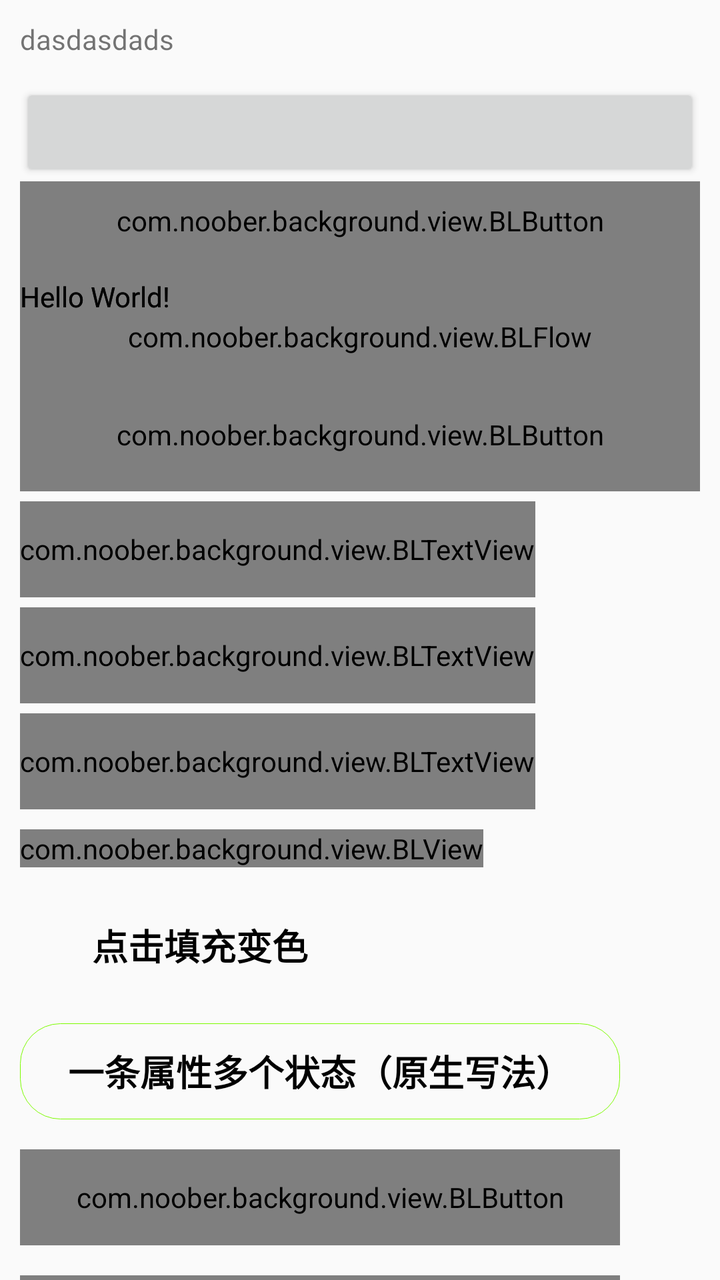
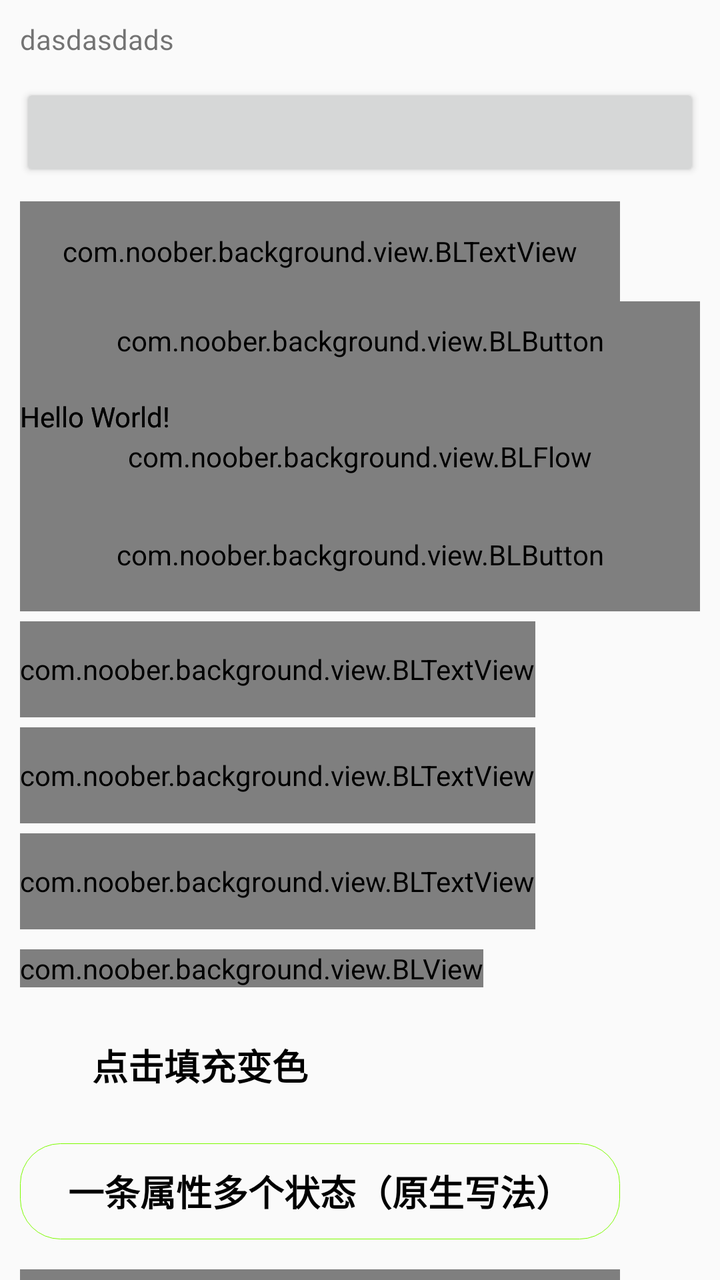

The first picture is an Android layout as it rendered before a commit; the second is the same layout after the commit. The layout source and the unified diff follow.
<!-- AndroidManifest.xml: application theme AppTheme -->
<!-- res/layout/activity_main.xml -->
<?xml version="1.0" encoding="utf-8"?>
<android.support.v4.widget.NestedScrollView xmlns:android="http://schemas.android.com/apk/res/android"
    xmlns:app="http://schemas.android.com/apk/res-auto"
    xmlns:tools="http://schemas.android.com/tools"
    android:layout_width="match_parent"
    android:layout_height="match_parent">

    <LinearLayout
        android:layout_width="match_parent"
        android:layout_height="match_parent"
        android:orientation="vertical"
        android:padding="10dp"
        tools:context=".MainActivity"
        tools:ignore="MissingPrefix">

        <TextView
            android:layout_width="wrap_content"
            android:layout_height="wrap_content"
            android:text="dasdasdads"
            app:bl_text_gradient_endColor="@android:color/holo_green_dark"
            app:bl_text_gradient_orientation="horizontal"
            app:bl_text_gradient_startColor="@color/colorAccent" />


        <Button
            android:id="@+id/btnConsole"
            android:layout_width="match_parent"
            android:layout_height="49dp"
            android:layout_marginTop="12.5dp"
            android:padding="0dp"
            android:textColor="@android:color/black"
            android:textSize="16sp"
            android:textStyle="bold"
            app:bl_corners_radius="10dp"
            app:bl_gradient_angle="45"
            app:bl_gradient_endColor="#00E0D3"
            app:bl_gradient_startColor="#0093C3"
            app:bl_gradient_type="linear" />

        <com.noober.background.view.BLButton
            style="?android:attr/borderlessButtonStyle"
            android:layout_width="match_parent"
            android:layout_height="wrap_content"
            android:text="点击事件支持渐变"
            android:textColor="@android:color/white"
            app:bl_corners_radius="4dp"
            app:bl_pressed_gradient_centerColor="@android:color/holo_green_dark"
            app:bl_pressed_gradient_endColor="@android:color/holo_red_dark"
            app:bl_pressed_gradient_startColor="@android:color/black"
            app:bl_unPressed_gradient_centerColor="@android:color/darker_gray"
            app:bl_unPressed_gradient_endColor="@android:color/holo_blue_light"
            app:bl_unPressed_gradient_startColor="@android:color/white" />

        <android.support.constraint.ConstraintLayout
            android:layout_width="match_parent"
            android:layout_height="match_parent"
            tools:ignore="MissingConstraints">

            <com.noober.background.view.BLFlow
                android:layout_width="0dp"
                android:layout_height="wrap_content"
                android:padding="20.0dp"
                app:bl_corners_radius="4dp"
                app:bl_padding_bottom="5dp"
                app:bl_padding_left="15dp"
                app:bl_padding_right="5dp"
                app:bl_padding_top="15dp"
                app:bl_solid_color="#E3B666"
                app:bl_stroke_color="#8c6822"
                app:bl_stroke_dashGap="5dp"
                app:bl_stroke_dashWidth="10dp"
                app:bl_stroke_width="2dp"
                app:constraint_referenced_ids="tv1,tv2,tv3,tv4,tv5"
                app:flow_horizontalGap="20.0dp"
                app:flow_verticalGap="20.0dp"
                app:flow_wrapMode="aligned"
                app:layout_constraintEnd_toEndOf="parent"
                app:layout_constraintStart_toStartOf="parent"
                app:layout_constraintTop_toTopOf="parent" />


            <TextView
                android:id="@+id/tv1"
                android:layout_width="wrap_content"
                android:layout_height="wrap_content"
                android:text="Hello World!" />

            <TextView
                android:id="@+id/tv4"
                android:layout_width="wrap_content"
                android:layout_height="wrap_content"
                android:text="Hello World!" />

            <TextView
                android:id="@+id/tv2"
                android:layout_width="wrap_content"
                android:layout_height="wrap_content"
                android:text="Hello World!" />

            <TextView
                android:id="@+id/tv3"
                android:layout_width="wrap_content"
                android:layout_height="wrap_content"
                android:text="Hello World!" />

            <TextView
                android:id="@+id/tv5"
                android:layout_width="wrap_content"
                android:layout_height="wrap_content"
                android:text="Hello World!" />


        </android.support.constraint.ConstraintLayout>

        <com.noober.background.view.BLButton
            android:id="@+id/btn_login"
            style="?android:attr/borderlessButtonStyle"
            android:layout_width="match_parent"
            android:layout_height="wrap_content"
            android:text="登录"
            android:textColor="@android:color/white"
            app:bl_corners_radius="4dp"
            app:bl_pressed_solid_color="@color/colorAccent"
            app:bl_unPressed_solid_color="@color/colorPrimaryDark" />

        <com.noober.background.view.BLTextView
            android:layout_width="wrap_content"
            android:layout_height="48dp"
            android:layout_marginTop="5dp"
            android:background="@null"
            android:gravity="center"
            android:text="指定只显示左右下方的边框"
            android:textSize="20sp"
            app:bl_solid_color="@android:color/white"
            app:bl_stroke_color="@android:color/black"
            app:bl_stroke_position="left|bottom|right"
            app:bl_stroke_width="1dp" />


        <com.noober.background.view.BLTextView
            android:layout_width="wrap_content"
            android:layout_height="48dp"
            android:layout_marginTop="5dp"
            android:background="@null"
            android:clickable="true"
            android:gravity="center"
            android:text="指定只显示左右下方的边框22222"
            android:textSize="20sp"
            app:bl_pressed_stroke_color="@android:color/holo_red_dark"
            app:bl_stroke_position="left|bottom|right"
            app:bl_stroke_width="1dp"
            app:bl_unPressed_stroke_color="@android:color/black" />


        <com.noober.background.view.BLTextView
            android:id="@+id/ttt"
            android:layout_width="wrap_content"
            android:layout_height="48dp"
            android:layout_marginTop="5dp"
            android:gravity="center"
            android:text="虚线圆角边框以及填充"
            android:textColor="#8c6822"
            android:textSize="20sp"
            app:bl_corners_radius="4dp"
            app:bl_padding_bottom="5dp"
            app:bl_padding_left="15dp"
            app:bl_padding_right="5dp"
            app:bl_padding_top="15dp"
            app:bl_solid_color="#E3B666"
            app:bl_stroke_color="#8c6822"
            app:bl_stroke_dashGap="5dp"
            app:bl_stroke_dashWidth="10dp"
            app:bl_stroke_width="2dp" />

        <com.noober.background.view.BLView
            android:id="@+id/v_anim"
            android:layout_width="wrap_content"
            android:layout_height="wrap_content"
            android:layout_marginTop="10dp"
            app:bl_anim_auto_start="true"
            app:bl_duration="50"
            app:bl_frame_drawable_item0="@drawable/img00"
            app:bl_frame_drawable_item1="@drawable/img01"
            app:bl_frame_drawable_item10="@drawable/img10"
            app:bl_frame_drawable_item11="@drawable/img11"
            app:bl_frame_drawable_item12="@drawable/img12"
            app:bl_frame_drawable_item13="@drawable/img13"
            app:bl_frame_drawable_item14="@drawable/img14"
            app:bl_frame_drawable_item2="@drawable/img02"
            app:bl_frame_drawable_item3="@drawable/img03"
            app:bl_frame_drawable_item4="@drawable/img04"
            app:bl_frame_drawable_item5="@drawable/img05"
            app:bl_frame_drawable_item6="@drawable/img06"
            app:bl_frame_drawable_item7="@drawable/img07"
            app:bl_frame_drawable_item8="@drawable/img08"
            app:bl_frame_drawable_item9="@drawable/img09"
            app:bl_oneshot="false" />

        <TextView
            android:id="@+id/cobbAngle"
            android:layout_width="180dp"
            android:layout_height="48dp"
            android:layout_marginTop="15dp"
            android:gravity="center"
            android:text="点击填充变色"
            android:textColor="@android:color/black"
            android:textSize="18dp"
            android:textStyle="bold"
            app:bl_corners_radius="4dp"
            app:bl_pressed_drawable="@android:color/darker_gray"
            app:bl_stroke_color="@android:color/black"
            app:bl_stroke_width="0.51dp"
            app:bl_unPressed_drawable="#00FFFFFF" />

        <EditText
            android:layout_width="300dp"
            android:layout_height="48dp"
            android:layout_marginTop="15dp"
            android:background="@drawable/test_sel1"
            android:clickable="true"
            android:gravity="center"
            android:text="一条属性多个状态（原生写法）"
            android:textColor="@android:color/black"
            android:textSize="18dp"
            android:textStyle="bold" />

        <com.noober.background.view.BLButton
            android:layout_width="300dp"
            android:layout_height="48dp"
            android:layout_marginTop="15dp"
            android:clickable="true"
            android:enabled="true"
            android:gravity="center"
            android:padding="0dp"
            android:text="一条属性多个状态（非原生写法）"
            android:textColor="@android:color/black"
            android:textSize="18dp"
            android:textStyle="bold"
            app:bl_corners_radius="3dp"
            app:bl_multi_selector1="-state_enabled,#9DD1F6"
            app:bl_multi_selector2="state_pressed,#9DD1F6"
            app:bl_multi_selector3="-state_pressed,#1B82D1"
            app:bl_shape="rectangle"
            app:bl_stroke_width="1dp" />

        <com.noober.background.view.BLButton
            android:layout_width="300dp"
            android:layout_height="48dp"
            android:layout_marginTop="15dp"
            android:enabled="true"
            android:gravity="center"
            android:padding="0dp"
            android:text="一条属性多个状态（非原生写法2）"
            android:textColor="@android:color/black"
            android:textSize="18dp"
            android:textStyle="bold"
            app:bl_corners_radius="3dp"
            app:bl_pressed_drawable="#9DD1F6"
            app:bl_shape="rectangle"
            app:bl_stroke_width="1dp"
            app:bl_unEnabled_drawable="#9DD1F6"
            app:bl_unPressed_drawable="#1B82D1" />

        <com.noober.background.view.BLButton
            android:layout_width="300dp"
            android:layout_height="48dp"
            android:layout_marginTop="15dp"
            android:background="@drawable/downbtn_blue"
            android:clickable="true"
            android:gravity="center"
            android:padding="0dp"
            android:text="一条属性多个状态（原生写法）"
            android:textColor="@android:color/black"
            android:textSize="18dp"
            android:textStyle="bold" />

        <TextView
            android:layout_width="180dp"
            android:layout_height="48dp"
            android:layout_marginTop="15dp"
            android:clickable="true"
            android:gravity="center"
            android:text="点击边框变色"
            android:textColor="@android:color/black"
            android:textSize="18dp"
            android:textStyle="bold"
            app:bl_pressed_solid_color="#FFDEAD"
            app:bl_pressed_stroke_color="#C6E2FF"
            app:bl_stroke_width="1dp"
            app:bl_unPressed_solid_color="#E9967A"
            app:bl_unPressed_stroke_color="#98FB98" />

        <TextView
            android:layout_width="wrap_content"
            android:layout_height="wrap_content"
            android:text="直接添加自定义属性，设置背景shape："
            android:textSize="15sp" />

        <TextView
            style="@style/test"
            android:layout_width="130dp"
            android:layout_height="48dp"
            android:clickable="true"
            android:elevation="12dp"
            android:gravity="center"
            android:text="TextView"
            android:textColor="#8c6822"
            android:textSize="20sp" />

        <Button
            android:id="@+id/btn"
            android:layout_width="320dp"
            android:layout_height="48dp"
            android:layout_marginTop="5dp"
            android:background="@null"
            android:clickable="true"
            android:gravity="center"
            android:padding="0dp"
            android:text="通过bl_function属性跳转到列表"
            android:textColor="#4F94CD"
            android:textSize="20sp"
            app:bl_corners_radius="20dp"
            app:bl_function="jumpToList"
            app:bl_gradient_angle="0"
            app:bl_gradient_endColor="#4F94CD"
            app:bl_gradient_startColor="#63B8FF"
            app:bl_shape="rectangle" />

        <Button
            android:layout_width="300dp"
            android:layout_height="50dp"
            android:layout_marginTop="5dp"
            android:gravity="center"
            android:padding="0dp"
            android:text="确认"
            android:textColor="@android:color/white"
            android:textSize="20sp"
            app:bl_corners_radius="20dp"
            app:bl_gradient_angle="0"
            app:bl_gradient_centerColor="#CD4F39"
            app:bl_gradient_endColor="#CD2626"
            app:bl_gradient_startColor="#CD5B45"
            app:bl_shape="rectangle" />

        <TextView
            android:layout_width="130dp"
            android:layout_height="48dp"
            android:layout_marginTop="5dp"
            android:gravity="center"
            android:text="TextView"
            android:textColor="#8c6822"
            android:textSize="20sp"
            app:bl_corners_radius="4dp"
            app:bl_solid_color="#E3B666"
            app:bl_stroke_color="#8c6822"
            app:bl_stroke_dashGap="5dp"
            app:bl_stroke_dashWidth="10dp"
            app:bl_stroke_width="2dp" />

        <Button
            android:layout_width="300dp"
            android:layout_height="50dp"
            android:layout_marginTop="5dp"
            android:gravity="center"
            android:padding="0dp"
            android:text="有点击反馈的按钮"
            android:textColor="@android:color/white"
            android:textSize="20sp"
            app:bl_corners_radius="20dp"
            app:bl_pressed_color="#7CCD7C"
            app:bl_shape="rectangle"
            app:bl_unpressed_color="#7CFC00" />

        <View
            android:layout_width="50dp"
            android:layout_height="50dp"
            android:layout_marginTop="5dp"
            app:bl_shape="oval"
            app:bl_solid_color="#E3B666"
            app:bl_stroke_color="#8c6822"
            app:bl_stroke_dashGap="5dp"
            app:bl_stroke_dashWidth="10dp"
            app:bl_stroke_width="2dp" />


        
        
        
        
        
        
        
        
        
        
        
        
        
        
        
        
        
        
        
        
        
        
        
        
        
        
        
        
        

        <com.noober.background.view.BLRadioGroup
            android:layout_width="match_parent"
            android:layout_height="wrap_content"
            android:layout_marginTop="5dp"
            android:orientation="horizontal">

            <com.noober.background.view.BLRadioButton
                android:layout_width="wrap_content"
                android:layout_height="wrap_content"
                android:checked="false"
                android:text="按钮1"
                app:bl_checked_button_drawable="@mipmap/rg_select"
                app:bl_corners_radius="10dp"
                app:bl_unChecked_button_drawable="@mipmap/rg_unselect" />

            <com.noober.background.view.BLRadioButton
                android:layout_width="wrap_content"
                android:layout_height="wrap_content"
                android:text="按钮2"
                app:bl_checked_button_drawable="@mipmap/rg_select"
                app:bl_corners_radius="10dp"
                app:bl_unChecked_button_drawable="@mipmap/rg_unselect" />
        </com.noober.background.view.BLRadioGroup>

        <RadioGroup
            android:layout_width="match_parent"
            android:layout_height="wrap_content"
            android:layout_marginTop="5dp"
            android:orientation="horizontal">

            <RadioButton
                android:layout_width="wrap_content"
                android:layout_height="wrap_content"
                android:button="@null"
                android:text="按钮1"
                android:textSize="15sp"
                app:bl_checked_drawable="@drawable/shape_gender_green"
                app:bl_unChecked_drawable="@drawable/shape_gender_red" />

            <RadioButton
                android:layout_width="wrap_content"
                android:layout_height="wrap_content"
                android:layout_marginLeft="10dp"
                android:button="@null"
                android:text="按钮2"
                android:textSize="15sp"
                app:bl_checked_drawable="@drawable/shape_gender_green"
                app:bl_unChecked_drawable="@drawable/shape_gender_red" />
        </RadioGroup>


        <CheckBox
            android:id="@+id/cb_like_test"
            android:layout_width="wrap_content"
            android:layout_height="wrap_content"
            android:text="dasdas"
            app:bl_checked_button_drawable="@mipmap/rg_select"
            app:bl_unChecked_button_drawable="@mipmap/rg_unselect" />


        <Button
            android:id="@+id/btn1"
            android:layout_width="300dp"
            android:layout_height="50dp"
            android:layout_marginTop="5dp"
            android:background="@null"
            android:gravity="center"
            android:padding="0dp"
            android:text="有波纹触摸反馈的按钮(边框点击会变色)"
            android:textColor="@android:color/white"
            android:textSize="20sp"
            app:bl_corners_radius="20dp"
            app:bl_pressed_stroke_color="#000000"
            app:bl_ripple_color="#71C671"
            app:bl_ripple_enable="true"
            app:bl_solid_color="#7CFC00"
            app:bl_stroke_width="2dp"
            app:bl_unPressed_stroke_color="@android:color/holo_red_dark" />

        <TextView
            android:layout_width="wrap_content"
            android:layout_height="wrap_content"
            android:layout_marginTop="5dp"
            android:text="selector 用法："
            android:textSize="15sp" />

        <TextView
            android:layout_width="20dp"
            android:layout_height="20dp"
            android:layout_marginTop="5dp"
            app:bl_pressed_drawable="@drawable/circle_like_pressed"
            app:bl_unPressed_drawable="@drawable/circle_like_normal" />


        <Button
            android:id="@+id/btn_like"
            android:layout_width="wrap_content"
            android:layout_height="wrap_content"
            android:layout_marginTop="5dp"
            android:background="@null"
            android:text="点赞+1"
            app:bl_position="left"
            app:bl_pressed_drawable="@drawable/circle_like_pressed"
            app:bl_unPressed_drawable="@drawable/circle_like_normal" />

        <Button
            android:id="@+id/btn_like2"
            android:layout_width="wrap_content"
            android:layout_height="wrap_content"
            android:layout_marginTop="5dp"
            android:background="@null"
            android:text="未点赞"
            app:bl_position="left"
            app:bl_selected_drawable="@drawable/circle_like_pressed"
            app:bl_selected_textColor="#fbdc4a"
            app:bl_unSelected_drawable="@drawable/circle_like_normal"
            app:bl_unSelected_textColor="@android:color/black" />


        <Button
            android:layout_width="300dp"
            android:layout_height="50dp"
            android:layout_marginTop="5dp"
            android:gravity="center"
            android:padding="0dp"
            android:text="有波纹触摸反馈的按钮"
            android:textColor="@android:color/white"
            android:textSize="20sp"
            app:bl_corners_radius="20dp"
            app:bl_pressed_drawable="#71C671"
            app:bl_ripple_color="#71C671"
            app:bl_ripple_enable="true"
            app:bl_stroke_color="#8c6822"
            app:bl_stroke_width="2dp"
            app:bl_unPressed_drawable="#7CFC00" />

        <Button
            android:layout_width="300dp"
            android:layout_height="50dp"
            android:layout_marginTop="5dp"
            android:gravity="center"
            android:padding="0dp"
            android:text="点击文字变色"
            app:bl_pressed_textColor="#919DAF"
            app:bl_unPressed_textColor="@android:color/holo_red_dark" />

        <Button
            android:id="@+id/btn_setEnable"
            android:layout_width="300dp"
            android:layout_height="50dp"
            android:layout_marginTop="5dp"
            android:gravity="center"
            android:padding="0dp"
            android:text="设置下面文字enable状态"
            android:textColor="@android:color/black" />

        <com.noober.background.view.BLTextView
            android:id="@+id/tv_multi"
            android:layout_width="wrap_content"
            android:layout_height="48dp"
            android:layout_marginTop="15dp"
            android:clickable="true"
            android:focusable="true"
            android:gravity="center"
            android:padding="0dp"
            android:text="textView一条属性多个状态：enable=true"
            android:textSize="18dp"
            android:textStyle="bold"
            app:bl_multi_text_selector1="state_pressed,state_enabled,#EE0000"
            app:bl_multi_text_selector2="-state_pressed,-state_enabled,#ff000000"
            app:bl_multi_text_selector3="-state_pressed,state_enabled,#DDA0DD" />

        <TextView
            android:layout_width="wrap_content"
            android:layout_height="wrap_content"
            android:text="下面是通过代码设置背景：" />

        <TextView
            android:id="@+id/tvTest1"
            android:layout_width="130dp"
            android:layout_height="48dp"
            android:gravity="center"
            android:text="点击文字变色"
            android:textSize="20sp" />

        <TextView
            android:id="@+id/btnTest2"
            android:layout_width="130dp"
            android:layout_height="48dp"
            android:layout_marginTop="5dp"
            android:clickable="true"
            android:focusable="true"
            android:gravity="center"
            android:padding="0dp"
            android:text="背景"
            android:textColor="#4F94CD"
            android:textSize="20sp"
            app:bl_corners_radius="5dp"
            app:bl_pressed_solid_color="@color/colorAccent"
            app:bl_unPressed_solid_color="@color/colorPrimaryDark" />

        <Button
            android:id="@+id/btnTest3"
            android:layout_width="300dp"
            android:layout_height="50dp"
            android:layout_marginTop="5dp"
            android:gravity="center"
            android:padding="0dp"
            android:text="确认"
            android:textColor="@android:color/white"
            android:textSize="20sp" />


        <TextView
            android:id="@+id/tvTest4"
            android:layout_width="20dp"
            android:layout_height="20dp"
            android:layout_marginTop="5dp" />

        <FrameLayout
            android:id="@+id/fl_content"
            android:layout_width="match_parent"
            android:layout_height="match_parent"
            android:layout_marginTop="5dp">

        </FrameLayout>

        
        
        
        
        
    </LinearLayout>
</android.support.v4.widget.NestedScrollView>
<!-- resources referenced by this layout -->
<resources>
  <color name="colorAccent">#FF4081</color>
  <color name="colorPrimaryDark">#303F9F</color>
  <!-- drawable shape_gender_green (drawable) -->
  <?xml version="1.0" encoding="utf-8"?>
  <shape xmlns:android="http://schemas.android.com/apk/res/android">
  
      <corners android:radius="2dp" />
      <stroke
          android:width="1dp"
          android:color="@android:color/holo_green_dark" />
      <solid android:color="@android:color/holo_green_dark" />
  </shape>
  <!-- drawable shape_gender_red (drawable) -->
  <?xml version="1.0" encoding="utf-8"?>
  <shape xmlns:android="http://schemas.android.com/apk/res/android">
  
      <corners android:radius="2dp" />
      <stroke
          android:width="1dp"
          android:color="@android:color/holo_red_light" />
      <solid android:color="@android:color/holo_red_light" />
  </shape>
  <!-- drawable test_sel1 (drawable) -->
  <?xml version="1.0" encoding="utf-8"?>
  <selector xmlns:android="http://schemas.android.com/apk/res/android">
      <item android:state_pressed="true" android:state_focused="true"
          android:drawable="@drawable/test_bg_sel" /> 
      <item android:state_pressed="false" android:state_focused="false"
          android:drawable="@drawable/test_bg_sel2" /> 
  </selector>
  <style name="test">
          <item name="bl_corners_radius">20dp</item>
          <item name="bl_gradient_angle">270</item>
          <item name="bl_gradient_startColor">@android:color/holo_blue_bright</item>
          <item name="bl_gradient_endColor">@android:color/holo_blue_dark</item>
          <item name="bl_ripple_enable">true</item>
          <item name="bl_ripple_color">@android:color/holo_blue_light</item>
      </style>
  <style name="AppTheme" parent="Theme.AppCompat.Light.DarkActionBar">
          
          <item name="colorPrimary">@color/colorPrimary</item>
          <item name="colorPrimaryDark">@color/colorPrimaryDark</item>
          <item name="colorAccent">@color/colorAccent</item>
      </style>
  <!-- drawable test_bg_sel (drawable) -->
  <?xml version="1.0" encoding="utf-8"?>
  <shape xmlns:android="http://schemas.android.com/apk/res/android">
      <corners android:radius="20dp"/>
      <stroke android:color="#F0F0F0" android:width="0.1px"/>
  </shape>
  <!-- drawable test_bg_sel2 (drawable) -->
  <?xml version="1.0" encoding="utf-8"?>
  <shape xmlns:android="http://schemas.android.com/apk/res/android">
      <corners android:radius="20dp"/>
      <stroke android:color="#7CFC00" android:width="0.1px"/>
  </shape>
  <color name="colorPrimary">#3F51B5</color>
  <!-- unchanged entries left out for length: 20 -->
</resources>

<!-- the commit's change to res/layout/activity_main.xml (unified diff, before → after) -->
@@ -36,6 +36,21 @@
             app:bl_gradient_endColor="#00E0D3"
             app:bl_gradient_startColor="#0093C3"
             app:bl_gradient_type="linear" />
+
+        <com.noober.background.view.BLTextView
+            android:layout_width="300dp"
+            android:layout_height="50dp"
+            android:layout_marginTop="10dp"
+            android:gravity="center"
+            android:text="渐变描边（stroke gradient）"
+            android:textColor="#409EFF"
+            android:textSize="16sp"
+            app:bl_corners_radius="20dp"
+            app:bl_solid_color="#FFFFFF"
+            app:bl_stroke_gradient_angle="45"
+            app:bl_stroke_gradient_endColor="#409EFF"
+            app:bl_stroke_gradient_startColor="#67C23A"
+            app:bl_stroke_width="3dp" />
 
         <com.noober.background.view.BLButton
             style="?android:attr/borderlessButtonStyle"
